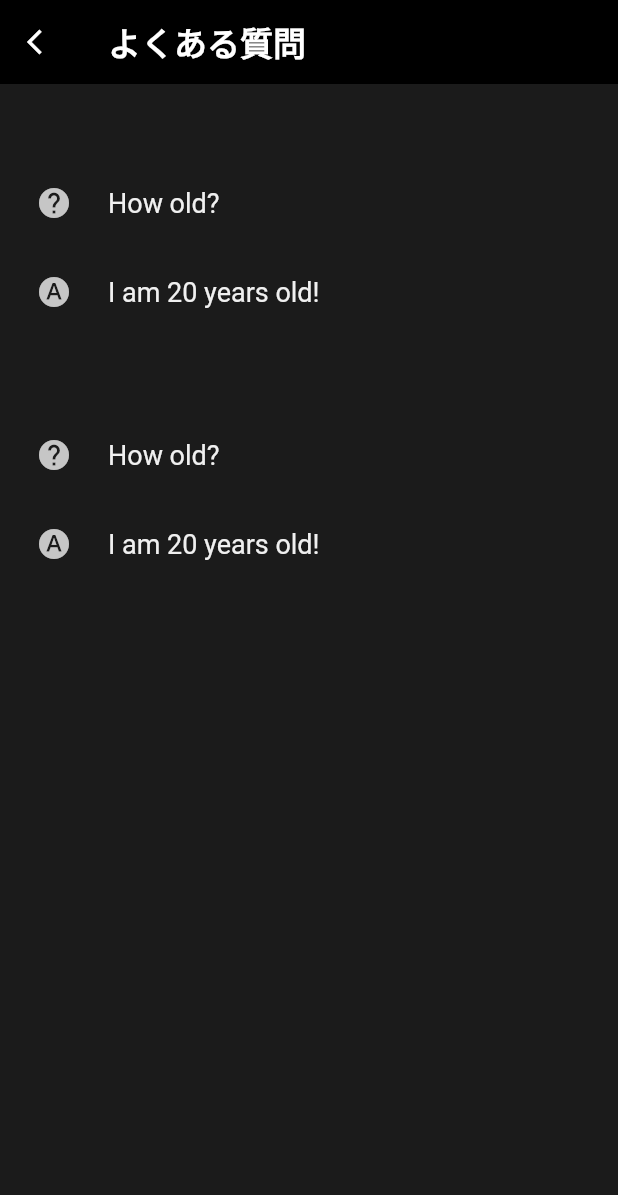
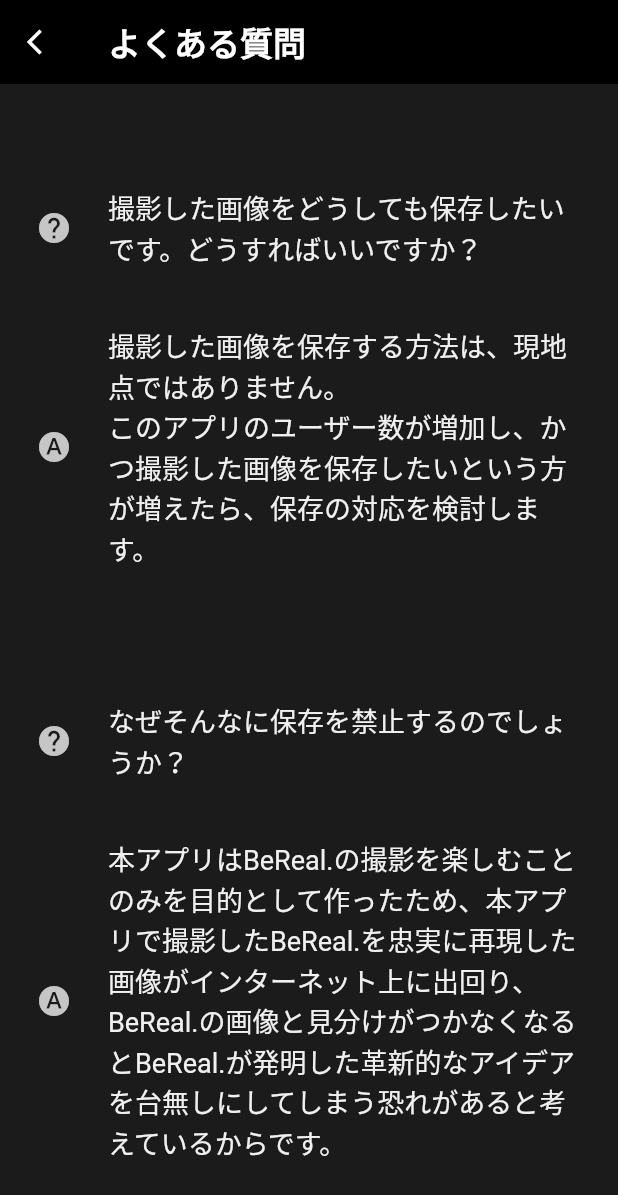
Before and after one commit to laughtaone/bere, a Flutter app: the QandAPage screen opened directly, on a phone screen of 412 x 824 dp. Shown: the top 1195 px of the screen. Run offline on Flutter 3.47's test engine with Material 3 defaults, Android fonts, the phone set to English and light mode, and no system bars; drawn by our look-alikes of settings_ui; our stand-ins replace camera.

Commit message:
regurarly commit10 (settings)

```diff
--- a/lib/settings_qanda_display.dart
+++ b/lib/settings_qanda_display.dart
@@ -43,16 +43,16 @@ class QandAPage extends StatelessWidget {
               // title: Text('General Questions'),
               title: Text(''),
               tiles: [
-                QMethod('How old?'),
-                AMethod('I am 20 years old!'),
+                QMethod('撮影した画像をどうしても保存したいです。どうすればいいですか？'),
+                AMethod('撮影した画像を保存する方法は、現地点ではありません。\nこのアプリのユーザー数が増加し、かつ撮影した画像を保存したいという方が増えたら、保存の対応を検討します。'),
               ],
             ),
             SettingsSection(
               // title: Text('General Questions'),
               title: Text(''),
               tiles: [
-                QMethod('How old?'),
-                AMethod('I am 20 years old!'),
+                QMethod('なぜそんなに保存を禁止するのでしょうか？'),
+                AMethod('本アプリはBeReal.の撮影を楽しむことのみを目的として作ったため、本アプリで撮影したBeReal.を忠実に再現した画像がインターネット上に出回り、BeReal.の画像と見分けがつかなくなるとBeReal.が発明した革新的なアイデアを台無しにしてしまう恐れがあると考えているからです。'),
               ],
             ),
           ],
```
